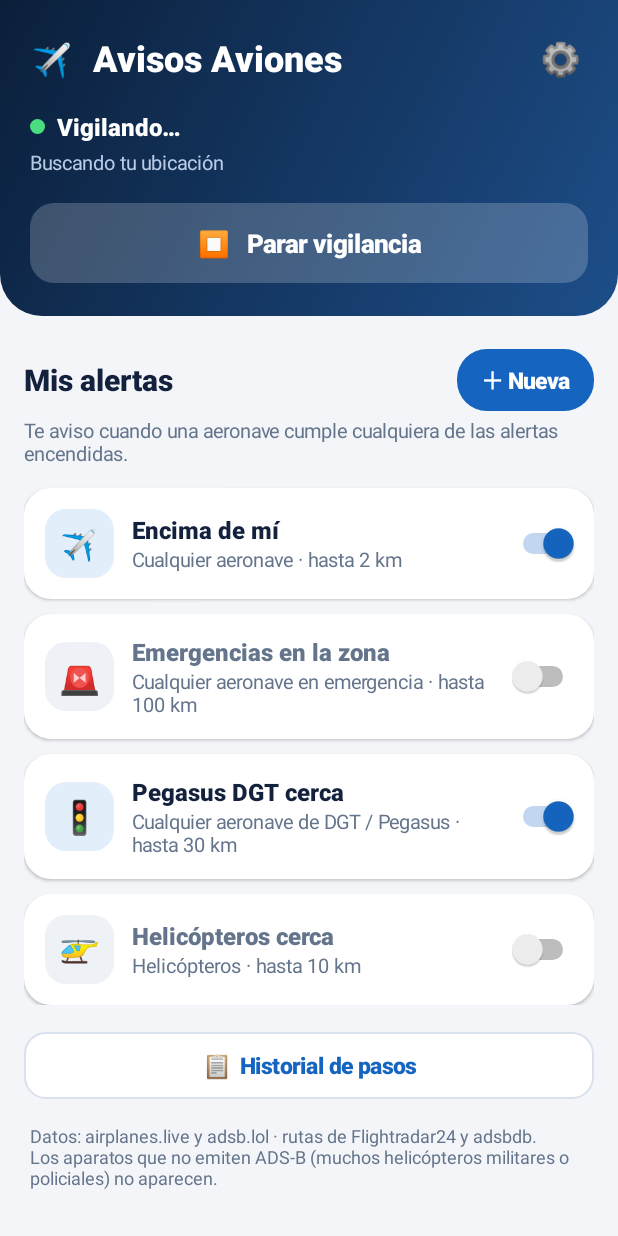
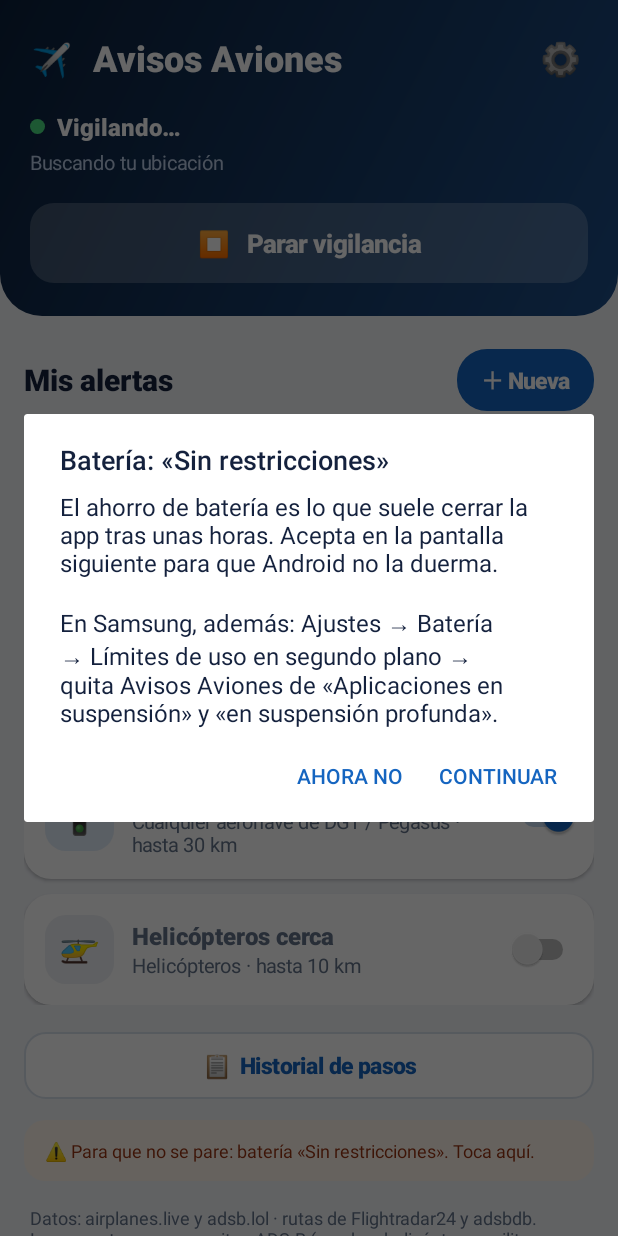
Before and after one commit to alexample/avisos-aviones, an Android app: the screen it shows after launch (MainActivity), after a tap on "▶ Empezar a vigilar", on a phone screen of 412 x 824 dp. Run offline under Robolectric (Android 15) with nearby library versions, the phone set to English and light mode, and no system bars; 1 other tap on this screen came first.

Commit message:
Vigilancia que no se pierde: vigilante, arranque al encender, ubicación todo el tiempo y motivo de cada parada
Co-Authored-By: Claude Opus 5.5 <noreply@anthropic.com>
Claude-Session: https://claude.ai/code/session_012vF4ALVSV4gZ2sfn9pwh8J

```diff
--- a/app/build.gradle
+++ b/app/build.gradle
@@ -10,8 +10,8 @@ android {
         applicationId 'es.avisosaviones'
         minSdk 26
         targetSdk 35
-        versionCode 18
-        versionName '2.5.1'
+        versionCode 19
+        versionName '2.6'
     }
 
     signingConfigs {
--- a/app/src/main/java/es/avisosaviones/MainActivity.java
+++ b/app/src/main/java/es/avisosaviones/MainActivity.java
@@ -31,9 +31,12 @@ import java.util.List;
 public class MainActivity extends Activity {
 
     private static final int REQ_PERMISOS = 1;
+    private static final int REQ_SEGUNDO_PLANO = 2;
 
     private TextView boton, estadoTitulo, estadoDetalle, punto;
     private LinearLayout listaAlertas;
+    private TextView diagnostico;
+    private boolean ubicacionPreguntada = false; // para no insistir en bucle si dice que no
 
     private final BroadcastReceiver receptorEstado = new BroadcastReceiver() {
         @Override public void onReceive(Context context, Intent intent) {
@@ -58,6 +61,63 @@ public class MainActivity extends Activity {
         else registerReceiver(receptorEstado, f);
         refrescarBoton();
         pintarAlertas();
+        // Si debería estar vigilando pero Android la ha cerrado, se reanuda (desde aquí sí está permitido)
+        if (Ajustes.activo(this) && !Vigilante.vivo(this)) Vigilante.revisar(this, "app");
+        pintarDiagnostico();
+    }
+
+    private void pintarDiagnostico() {
+        StringBuilder sb = new StringBuilder();
+        String motivo = Ajustes.prefs(this).getString(Vigilante.MOTIVO_PARADA, "");
+        if (!motivo.isEmpty()) sb.append("Última parada: ").append(motivo);
+        String cierre = Vigilante.ultimoCierre(this);
+        if (!cierre.isEmpty()) sb.append(sb.length() > 0 ? "\n" : "").append("Último cierre de Android: ").append(cierre);
+        List<String> falta = faltaParaSegundoPlano();
+        if (!falta.isEmpty()) sb.append(sb.length() > 0 ? "\n" : "").append("⚠️ Para que no se pare: ").append(String.join(" y ", falta))
+                .append(". Toca aquí.");
+        diagnostico.setText(sb.toString());
+        diagnostico.setVisibility(sb.length() > 0 ? android.view.View.VISIBLE : android.view.View.GONE);
+    }
+
+    /** Lo que falta para que Android deje la vigilancia en paz. */
+    private List<String> faltaParaSegundoPlano() {
+        List<String> l = new ArrayList<>();
+        if (Build.VERSION.SDK_INT >= 29 && checkSelfPermission(Manifest.permission.ACCESS_BACKGROUND_LOCATION)
+                != PackageManager.PERMISSION_GRANTED) l.add("ubicación «Permitir todo el tiempo»");
+        PowerManager pm = (PowerManager) getSystemService(POWER_SERVICE);
+        if (!pm.isIgnoringBatteryOptimizations(getPackageName())) l.add("batería «Sin restricciones»");
+        return l;
+    }
+
+    /** Explica y pide, uno a uno, los permisos que evitan que Android cierre la vigilancia. */
+    private void pedirSegundoPlano() {
+        if (!ubicacionPreguntada && Build.VERSION.SDK_INT >= 29 && checkSelfPermission(Manifest.permission.ACCESS_BACKGROUND_LOCATION)
+                != PackageManager.PERMISSION_GRANTED) {
+            new AlertDialog.Builder(this)
+                    .setTitle("Ubicación: «Permitir todo el tiempo»")
+                    .setMessage("Si Android cierra la vigilancia (por ejemplo, tras unas horas), solo puede volver a arrancarla "
+                            + "sola si la app tiene la ubicación permitida todo el tiempo.\n\nEn la pantalla siguiente elige "
+                            + "«Permitir todo el tiempo». La ubicación solo se usa en el móvil para saber qué tienes cerca.")
+                    .setPositiveButton("Continuar", (d, w) -> {
+                        ubicacionPreguntada = true;
+                        requestPermissions(new String[]{Manifest.permission.ACCESS_BACKGROUND_LOCATION}, REQ_SEGUNDO_PLANO);
+                    })
+                    .setNegativeButton("Ahora no", (d, w) -> { ubicacionPreguntada = true; pedirSegundoPlano(); })
+                    .show();
+            return;
+        }
+        PowerManager pm = (PowerManager) getSystemService(POWER_SERVICE);
+        if (!pm.isIgnoringBatteryOptimizations(getPackageName())) {
+            new AlertDialog.Builder(this)
+                    .setTitle("Batería: «Sin restricciones»")
+                    .setMessage("El ahorro de batería es lo que suele cerrar la app tras unas horas. "
+                            + "Acepta en la pantalla siguiente para que Android no la duerma.\n\n"
+                            + "En Samsung, además: Ajustes → Batería → Límites de uso en segundo plano → "
+                            + "quita Avisos Aviones de «Aplicaciones en suspensión» y «en suspensión profunda».")
+                    .setPositiveButton("Continuar", (d, w) -> pedirSinOptimizacionBateria())
+                    .setNegativeButton("Ahora no", null)
+                    .show();
+        }
     }
 
     @Override
@@ -142,6 +202,12 @@ public class MainActivity extends Activity {
         TextView historial = Ui.botonSecundario(this, "📋  Historial de pasos");
         historial.setOnClickListener(v -> startActivity(new Intent(this, HistorialActivity.class)));
         col.addView(historial, Ui.ancho(18, this));
+
+        diagnostico = Ui.texto(this, "", 12, Color.parseColor("#9A3412"), false);
+        diagnostico.setPadding(dp(14), dp(12), dp(14), dp(12));
+        diagnostico.setBackground(Ui.redondeado(Color.parseColor("#FFF7ED"), 14, this));
+        diagnostico.setOnClickListener(v -> { ubicacionPreguntada = false; pedirSegundoPlano(); });
+        col.addView(diagnostico, Ui.ancho(14, this));
 
         TextView nota = Ui.texto(this, "Datos: airplanes.live y adsb.lol · rutas de Flightradar24 y adsbdb. "
                 + "Los aparatos que no emiten ADS-B (muchos helicópteros militares o policiales) no aparecen.",
@@ -277,10 +343,12 @@ public class MainActivity extends Activity {
     }
 
     private void arrancar() {
+        Ajustes.prefs(this).edit().putBoolean(Ajustes.ACTIVO, true).remove(Vigilante.MOTIVO_PARADA).apply();
         startForegroundService(new Intent(this, VigilanciaService.class));
-        Ajustes.prefs(this).edit().putBoolean(Ajustes.ACTIVO, true).apply();
         refrescarBoton();
         mostrarEstado(null);
+        pintarDiagnostico();
+        if (!faltaParaSegundoPlano().isEmpty()) diagnostico.postDelayed(this::pedirSegundoPlano, 800);
     }
 
     /** @return true si ha tenido que pedir permisos. */
@@ -302,6 +370,11 @@ public class MainActivity extends Activity {
     @Override
     public void onRequestPermissionsResult(int requestCode, String[] permissions, int[] grantResults) {
         super.onRequestPermissionsResult(requestCode, permissions, grantResults);
+        if (requestCode == REQ_SEGUNDO_PLANO) {
+            pintarDiagnostico();
+            diagnostico.postDelayed(this::pedirSegundoPlano, 500); // siguiente: batería
+            return;
+        }
         if (requestCode != REQ_PERMISOS) return;
         boolean ubicacion = checkSelfPermission(Manifest.permission.ACCESS_FINE_LOCATION) == PackageManager.PERMISSION_GRANTED
                 || checkSelfPermission(Manifest.permission.ACCESS_COARSE_LOCATION) == PackageManager.PERMISSION_GRANTED;
```
Also changed, not shown: app/src/main/AndroidManifest.xml (+12 -0 lines), app/src/main/java/es/avisosaviones/VigilanciaService.java (+32 -2 lines), app/src/main/java/es/avisosaviones/Vigilante.java (added, +130 -0 lines).
